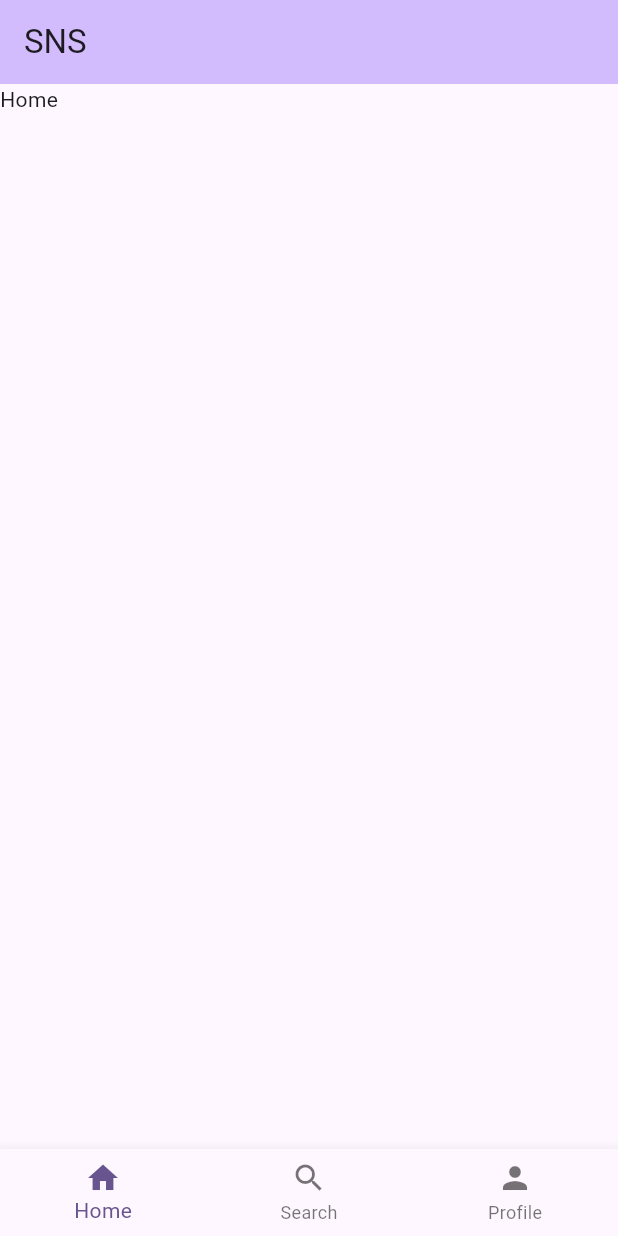
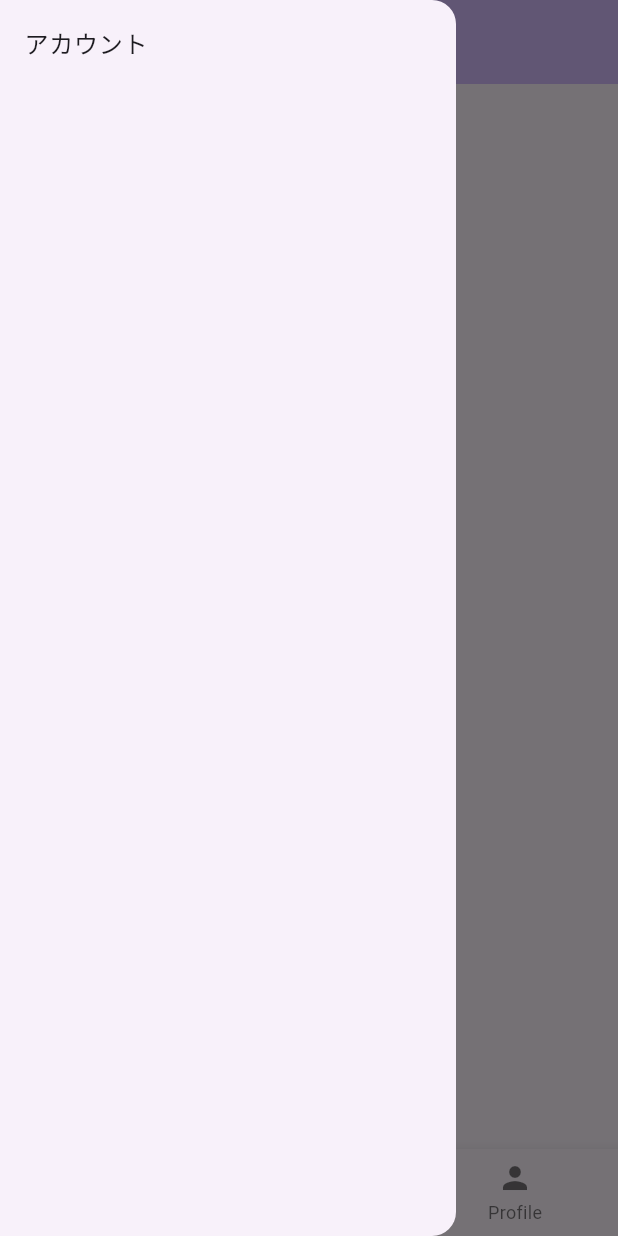
Before and after one commit to annayamamoto/flutter_sns_app, a Flutter app: the MyHomePage screen opened directly, with the side drawer open (before the commit the screen has no drawer), on a phone screen of 412 x 824 dp. Run offline on Flutter 3.47's test engine with Material 2 defaults, Android fonts, the phone set to English and light mode, and no system bars; our stand-ins replace cloud_firestore, firebase_auth, firebase_core, firebase_storage, flutter_riverpod, freezed_annotation and 2 more; accounts and stored records are empty.

Commit message:
アカウント画面、drawerメニュー追加

```diff
--- /dev/null
+++ b/lib/details/sns_drawer.dart
@@ -0,0 +1,24 @@
+import 'package:flutter/material.dart';
+import 'package:flutter_sns_app/constants/routes.dart' as routes;
+import 'package:flutter_sns_app/models/main_model.dart';
+
+class SNSDrawer extends StatelessWidget {
+  const SNSDrawer({super.key, required this.mainModel});
+
+  final MainModel mainModel;
+
+  @override
+  Widget build(BuildContext context) {
+    return Drawer(
+      child: ListView(
+        children: [
+          ListTile(
+            title: const Text('アカウント'),
+            onTap: () =>
+                routes.toAccountPage(context: context, mainModel: mainModel),
+          )
+        ],
+      ),
+    );
+  }
+}
--- a/lib/main.dart
+++ b/lib/main.dart
@@ -3,6 +3,7 @@ import 'package:firebase_core/firebase_core.dart';
 import 'package:flutter/material.dart';
 import 'package:flutter_riverpod/flutter_riverpod.dart';
 import 'package:flutter_sns_app/details/sns_bottom_navigation.dart';
+import 'package:flutter_sns_app/details/sns_drawer.dart';
 import 'package:flutter_sns_app/firebase_options.dart';
 import 'package:flutter_sns_app/models/main_model.dart';
 import 'package:flutter_sns_app/models/sns_bottom_navigation_model.dart';
@@ -57,8 +58,9 @@ class MyHomePage extends ConsumerWidget {
         backgroundColor: Theme.of(context).colorScheme.inversePrimary,
         title: Text(title),
       ),
+      drawer: SNSDrawer(mainModel: mainModel),
       body: mainModel.isLoading
-          ? Text("Loading...")
+          ? const Text("Loading...")
           : PageView(
               controller: snsBottomNavigationModel.pageController,
               onPageChanged: (index) =>
@@ -69,35 +71,6 @@ class MyHomePage extends ConsumerWidget {
                 ProfileScreen(mainModel: mainModel),
               ],
             ),
-      // Center(
-      //         child: Column(
-      //           mainAxisAlignment: MainAxisAlignment.spaceEvenly,
-      //           children: [
-      //             // RoundedButton(
-      //             //   widthRate: 0.5,
-      //             //   text: "サインアップページ",
-      //             //   backgroundColor: Colors.orange.shade700,
-      //             //   onPressed: () => routes.toSignupPage(context: context),
-      //             // ),
-      //             // RoundedButton(
-      //             //   widthRate: 0.5,
-      //             //   text: "ログインページ",
-      //             //   backgroundColor: Colors.deepOrange.shade700,
-      //             //   onPressed: () => routes.toLoginPage(context: context),
-      //             // ),
-      //             Center(
-      //               child: Text(
-      //                   "私の作成日は${mainModel.currentUserDoc["createdAt"].toString()}です。"),
-      //             ),
-      //             RoundedButton(
-      //                 widthRate: 0.85,
-      //                 text: "ログアウトする",
-      //                 onPressed: () =>
-      //                     mainModel.logout(context: context, ref: ref),
-      //                 backgroundColor: Colors.grey.shade500)
-      //           ],
-      //         ),
-      //       ),
       bottomNavigationBar: SnsBottomNavigation(
         snsBottomNavigationModel: snsBottomNavigationModel,
       ),
```
Also changed, not shown: lib/constants/routes.dart (+9 -0 lines), lib/views/acount_page.dart (added, +25 -0 lines), 3 other files.
